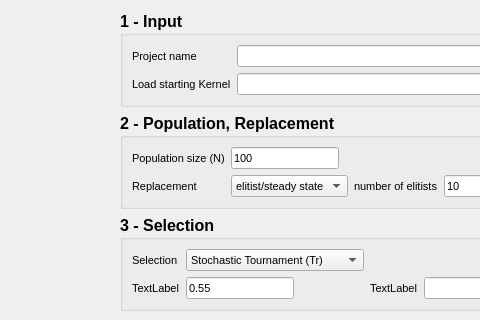
alessioderango/SAKe, file regression.ui: the form before one commit; both pictures show x 415 to 895 and y 0 to 320 of the 1064 by 941 pixel window.
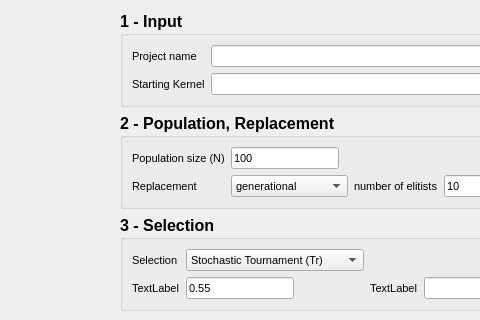
The form after the commit. Custom widgets are drawn as their Qt base class.

```diff
--- a/regression.ui
+++ b/regression.ui
@@ -126,7 +126,7 @@
                </font>
               </property>
               <property name="text">
-               <string>Load starting Kernel</string>
+               <string>Starting Kernel</string>
               </property>
              </widget>
             </item>
@@ -258,12 +258,12 @@
               </property>
               <item>
                <property name="text">
-                <string>elitist/steady state</string>
+                <string>generational</string>
                </property>
               </item>
               <item>
                <property name="text">
-                <string>generational</string>
+                <string>elitist/steady state</string>
                </property>
               </item>
              </widget>
```
